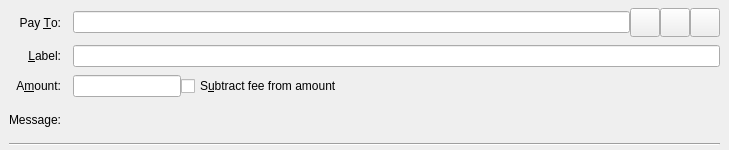
Qt form src/qt/forms/sendcoinsentry.ui (Ailein/atbcoin-insight) before a commit.
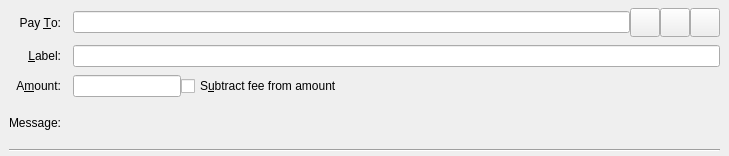
The same form after that commit. Icons and pictures are not drawn. Custom widgets are drawn as their Qt base class.

What changed in the file:
```diff
--- a/src/qt/forms/sendcoinsentry.ui
+++ b/src/qt/forms/sendcoinsentry.ui
@@ -7,7 +7,7 @@
     <x>0</x>
     <y>0</y>
     <width>729</width>
-    <height>150</height>
+    <height>156</height>
    </rect>
   </property>
   <property name="focusPolicy">
```
Left out of the diff: 1 changed line with no effect on the pictures.
